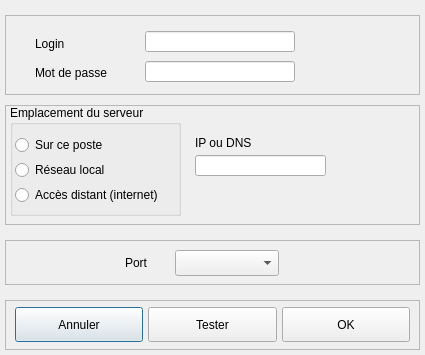
First picture: the form in Dialogs/dlg_paramconnexion.ui, repository ukinoki/Rufus, before the edit.
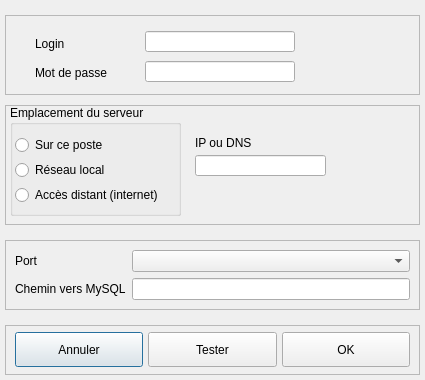
Second picture: the form after the edit. Icons and pictures are not drawn. Custom widgets are drawn as their Qt base class.

Commit message: Param SQLExecutable from path or choosed by user

The edit to the form file:
```diff
--- a/Dialogs/dlg_paramconnexion.ui
+++ b/Dialogs/dlg_paramconnexion.ui
@@ -6,14 +6,14 @@
    <rect>
     <x>0</x>
     <y>0</y>
-    <width>425</width>
-    <height>367</height>
+    <width>439</width>
+    <height>399</height>
    </rect>
   </property>
   <property name="windowTitle">
    <string>Paramètrage de connexion à la base</string>
   </property>
-  <layout class="QVBoxLayout" name="verticalLayout" stretch="7,12,4,5,0">
+  <layout class="QVBoxLayout" name="verticalLayout" stretch="7,0,4,0,0">
    <property name="spacing">
     <number>15</number>
    </property>
@@ -315,15 +315,9 @@
      <property name="frameShadow">
       <enum>QFrame::Raised</enum>
      </property>
+     <layout class="QFormLayout" name="formLayout">
+      <item row="0" column="0">
      <widget class="QLabel" name="Portlabel">
-      <property name="geometry">
-       <rect>
-        <x>120</x>
-        <y>15</y>
-        <width>60</width>
-        <height>16</height>
-       </rect>
-      </property>
       <property name="contextMenuPolicy">
        <enum>Qt::NoContextMenu</enum>
       </property>
@@ -331,19 +325,38 @@
        <string>Port</string>
       </property>
      </widget>
+      </item>
+      <item row="0" column="1">
      <widget class="QComboBox" name="PortcomboBox">
-      <property name="geometry">
-       <rect>
-        <x>170</x>
-        <y>10</y>
-        <width>104</width>
-        <height>26</height>
-       </rect>
-      </property>
+        <property name="contextMenuPolicy">
+         <enum>Qt::NoContextMenu</enum>
+        </property>
+       </widget>
+      </item>
+      <item row="1" column="0">
+       <widget class="QLabel" name="PathLabel">
       <property name="contextMenuPolicy">
        <enum>Qt::NoContextMenu</enum>
       </property>
-     </widget>
+        <property name="text">
+         <string>Chemin vers MySQL</string>
+        </property>
+       </widget>
+      </item>
+      <item row="1" column="1">
+       <widget class="QLineEdit" name="PathSQLlineEdit">
+        <property name="focusPolicy">
+         <enum>Qt::StrongFocus</enum>
+        </property>
+        <property name="contextMenuPolicy">
+         <enum>Qt::NoContextMenu</enum>
+        </property>
+        <property name="alignment">
+         <set>Qt::AlignCenter</set>
+        </property>
+       </widget>
+      </item>
+     </layout>
     </widget>
    </item>
    <item>
```
Lines whose indentation alone changed are shown as unchanged. The commit also changes 7 other files.
